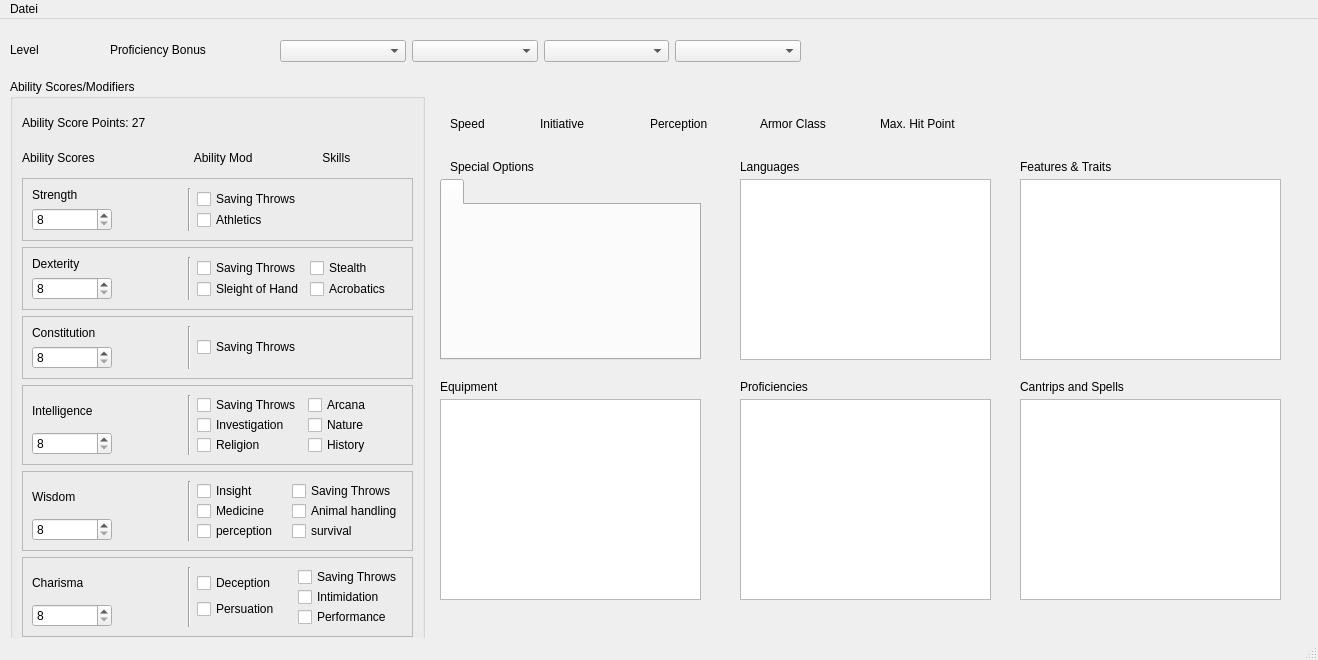
The window that window_main.ui (Tosh007/DnD5_CharCreator) describes before a commit, drawn with Qt 5.
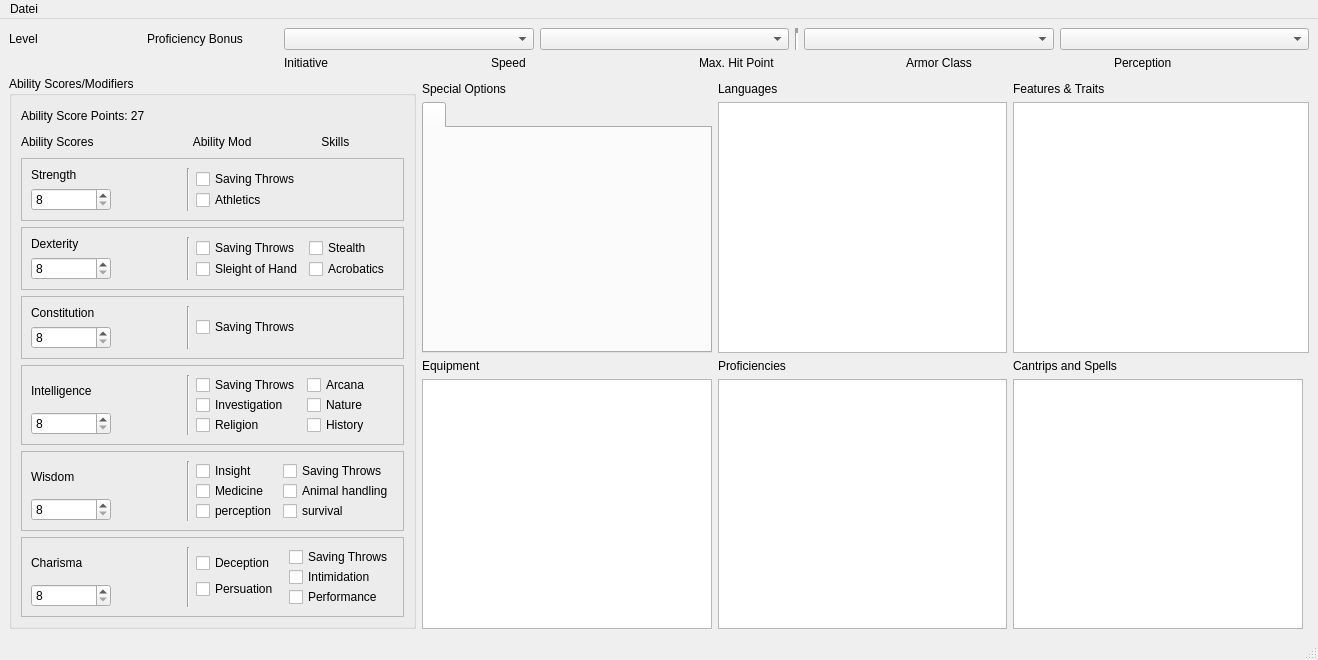
The same window after the commit.

Commit message: (hopefully) at last fixed layout

Diff of the .ui file:
```diff
--- a/window_main.ui
+++ b/window_main.ui
@@ -20,15 +20,91 @@
    <bool>false</bool>
   </property>
   <widget class="QWidget" name="centralwidget">
+   <layout class="QGridLayout" name="gridLayout">
+    <item row="0" column="0">
+     <widget class="QLabel" name="Label_CharLevel">
+      <property name="text">
+       <string>Level</string>
+      </property>
+     </widget>
+    </item>
+    <item row="0" column="1">
+     <widget class="QLabel" name="Label_ProficiencyBonus">
+      <property name="text">
+       <string>Proficiency Bonus</string>
+      </property>
+     </widget>
+    </item>
+    <item row="0" column="2" colspan="2">
+     <layout class="QHBoxLayout" name="horizontalLayout_7">
+      <item>
+       <widget class="QComboBox" name="ComboBox_Class"/>
+      </item>
+      <item>
+       <widget class="QComboBox" name="ComboBox_Subclass"/>
+      </item>
+      <item>
+       <widget class="Line" name="line_7">
+        <property name="lineWidth">
+         <number>5</number>
+        </property>
+        <property name="orientation">
+         <enum>Qt::Vertical</enum>
+        </property>
+       </widget>
+      </item>
+      <item>
+       <widget class="QComboBox" name="ComboBox_Race"/>
+      </item>
+      <item>
+       <widget class="QComboBox" name="ComboBox_Subrace"/>
+      </item>
+     </layout>
+    </item>
+    <item row="1" column="2" colspan="2">
+     <layout class="QHBoxLayout" name="horizontalLayout_8">
+      <property name="spacing">
+       <number>12</number>
+      </property>
+      <item>
+       <widget class="QLabel" name="Label_Initiative">
+        <property name="text">
+         <string>Initiative</string>
+        </property>
+       </widget>
+      </item>
+      <item>
+       <widget class="QLabel" name="Label_Speed">
+        <property name="text">
+         <string>Speed</string>
+        </property>
+       </widget>
+      </item>
+      <item>
+       <widget class="QLabel" name="Label_MaxHP">
+        <property name="text">
+         <string>Max. Hit Point</string>
+        </property>
+       </widget>
+      </item>
+      <item>
+       <widget class="QLabel" name="Label_ArmorClass">
+        <property name="text">
+         <string>Armor Class</string>
+        </property>
+       </widget>
+      </item>
+      <item>
+       <widget class="QLabel" name="Label_Perception">
+        <property name="text">
+         <string>Perception</string>
+        </property>
+       </widget>
+      </item>
+     </layout>
+    </item>
+    <item row="2" column="0" rowspan="2" colspan="3">
    <widget class="QGroupBox" name="AbilityScoreGroup">
-    <property name="geometry">
-     <rect>
-      <x>10</x>
-      <y>60</y>
-      <width>415</width>
-      <height>570</height>
-     </rect>
-    </property>
     <property name="acceptDrops">
      <bool>false</bool>
     </property>
@@ -988,166 +1064,47 @@
     <zorder>Label_AbilityScore</zorder>
     <zorder>label_4</zorder>
    </widget>
-   <widget class="QWidget" name="horizontalLayoutWidget">
-    <property name="geometry">
-     <rect>
-      <x>280</x>
-      <y>20</y>
-      <width>521</width>
-      <height>25</height>
-     </rect>
-    </property>
-    <layout class="QHBoxLayout" name="horizontalLayout_7">
-     <item>
-      <widget class="QComboBox" name="ComboBox_Class"/>
-     </item>
-     <item>
-      <widget class="QComboBox" name="ComboBox_Subclass"/>
-     </item>
-     <item>
-      <widget class="QComboBox" name="ComboBox_Race"/>
-     </item>
-     <item>
-      <widget class="QComboBox" name="ComboBox_Subrace"/>
-     </item>
-    </layout>
-   </widget>
-   <widget class="QLabel" name="Label_ProficiencyBonus">
-    <property name="geometry">
-     <rect>
-      <x>110</x>
-      <y>20</y>
-      <width>161</width>
-      <height>21</height>
-     </rect>
-    </property>
+    </item>
+    <item row="3" column="3">
+     <layout class="QGridLayout" name="gridLayout_2">
+      <item row="3" column="1">
+       <widget class="QTreeWidget" name="treeWidget_proficiencies">
+        <attribute name="headerVisible">
+         <bool>false</bool>
+        </attribute>
+        <column>
     <property name="text">
-     <string>Proficiency Bonus</string>
-    </property>
-   </widget>
-   <widget class="QLabel" name="Label_CharLevel">
-    <property name="geometry">
-     <rect>
-      <x>10</x>
-      <y>20</y>
-      <width>81</width>
-      <height>21</height>
-     </rect>
-    </property>
-    <property name="text">
-     <string>Level</string>
-    </property>
-   </widget>
-   <widget class="QLabel" name="Label_Initiative">
-    <property name="geometry">
-     <rect>
-      <x>540</x>
-      <y>90</y>
-      <width>98</width>
-      <height>29</height>
-     </rect>
-    </property>
-    <property name="text">
-     <string>Initiative</string>
-    </property>
-   </widget>
-   <widget class="QLabel" name="Label_ArmorClass">
-    <property name="geometry">
-     <rect>
-      <x>760</x>
-      <y>90</y>
-      <width>97</width>
-      <height>29</height>
-     </rect>
-    </property>
-    <property name="text">
-     <string>Armor Class</string>
-    </property>
-   </widget>
-   <widget class="QLabel" name="Label_MaxHP">
-    <property name="geometry">
-     <rect>
-      <x>880</x>
-      <y>90</y>
-      <width>131</width>
-      <height>29</height>
-     </rect>
-    </property>
-    <property name="text">
-     <string>Max. Hit Point</string>
-    </property>
-   </widget>
-   <widget class="QLabel" name="Label_Speed">
-    <property name="geometry">
-     <rect>
-      <x>450</x>
-      <y>90</y>
-      <width>98</width>
-      <height>29</height>
-     </rect>
-    </property>
-    <property name="text">
-     <string>Speed</string>
-    </property>
-   </widget>
-   <widget class="QListWidget" name="listWidget_traits">
-    <property name="geometry">
-     <rect>
-      <x>1020</x>
-      <y>160</y>
-      <width>261</width>
-      <height>181</height>
-     </rect>
-    </property>
-   </widget>
+          <string notr="true">1</string>
+         </property>
+        </column>
+       </widget>
+      </item>
+      <item row="0" column="0">
    <widget class="QLabel" name="label">
-    <property name="geometry">
-     <rect>
-      <x>450</x>
-      <y>140</y>
-      <width>99</width>
-      <height>15</height>
-     </rect>
-    </property>
     <property name="text">
      <string>Special Options</string>
     </property>
    </widget>
-   <widget class="QLabel" name="label_2">
-    <property name="geometry">
-     <rect>
-      <x>1020</x>
-      <y>140</y>
-      <width>110</width>
-      <height>15</height>
-     </rect>
-    </property>
+      </item>
+      <item row="0" column="1">
+       <widget class="QLabel" name="label_7">
     <property name="text">
-     <string>Features &amp; Traits</string>
-    </property>
-   </widget>
+         <string>Languages</string>
+        </property>
+       </widget>
+      </item>
+      <item row="2" column="0">
    <widget class="QLabel" name="label_3">
-    <property name="geometry">
-     <rect>
-      <x>440</x>
-      <y>360</y>
-      <width>69</width>
-      <height>15</height>
-     </rect>
-    </property>
     <property name="text">
      <string>Equipment</string>
     </property>
    </widget>
-   <widget class="QTreeWidget" name="treeWidget_proficiencies">
-    <property name="geometry">
-     <rect>
-      <x>740</x>
-      <y>380</y>
-      <width>251</width>
-      <height>201</height>
-     </rect>
-    </property>
+      </item>
+      <item row="3" column="0">
+       <widget class="QListWidget" name="listWidget_inventory"/>
+      </item>
+      <item row="3" column="2">
+       <widget class="QTreeWidget" name="treeWidget_spells">
     <attribute name="headerVisible">
      <bool>false</bool>
     </attribute>
@@ -1157,84 +1114,35 @@
      </property>
     </column>
    </widget>
-   <widget class="QListWidget" name="listWidget_inventory">
-    <property name="geometry">
-     <rect>
-      <x>440</x>
-      <y>380</y>
-      <width>261</width>
-      <height>201</height>
-     </rect>
-    </property>
-   </widget>
+      </item>
+      <item row="1" column="2" colspan="2">
+       <widget class="QListWidget" name="listWidget_traits"/>
+      </item>
+      <item row="2" column="2">
+       <widget class="QLabel" name="label_6">
+        <property name="text">
+         <string>Cantrips and Spells</string>
+        </property>
+       </widget>
+      </item>
+      <item row="2" column="1">
    <widget class="QLabel" name="label_5">
-    <property name="geometry">
-     <rect>
-      <x>740</x>
-      <y>360</y>
-      <width>79</width>
-      <height>15</height>
-     </rect>
-    </property>
     <property name="text">
      <string>Proficiencies</string>
     </property>
    </widget>
+      </item>
+      <item row="1" column="0">
    <widget class="QTabWidget" name="tabWidget_specialProperties">
-    <property name="geometry">
-     <rect>
-      <x>440</x>
-      <y>160</y>
-      <width>261</width>
-      <height>181</height>
-     </rect>
-    </property>
     <widget class="QWidget" name="tab">
      <attribute name="title">
       <string/>
      </attribute>
     </widget>
    </widget>
-   <widget class="QTreeWidget" name="treeWidget_spells">
-    <property name="geometry">
-     <rect>
-      <x>1020</x>
-      <y>380</y>
-      <width>261</width>
-      <height>201</height>
-     </rect>
-    </property>
-    <attribute name="headerVisible">
-     <bool>false</bool>
-    </attribute>
-    <column>
-     <property name="text">
-      <string notr="true">1</string>
-     </property>
-    </column>
-   </widget>
-   <widget class="QLabel" name="label_6">
-    <property name="geometry">
-     <rect>
-      <x>1020</x>
-      <y>360</y>
-      <width>123</width>
-      <height>15</height>
-     </rect>
-    </property>
-    <property name="text">
-     <string>Cantrips and Spells</string>
-    </property>
-   </widget>
+      </item>
+      <item row="1" column="1">
    <widget class="QTreeWidget" name="treeWidget_languages">
-    <property name="geometry">
-     <rect>
-      <x>740</x>
-      <y>160</y>
-      <width>251</width>
-      <height>181</height>
-     </rect>
-    </property>
     <attribute name="headerVisible">
      <bool>false</bool>
     </attribute>
@@ -1244,32 +1152,17 @@
      </property>
     </column>
    </widget>
-   <widget class="QLabel" name="label_7">
-    <property name="geometry">
-     <rect>
-      <x>740</x>
-      <y>140</y>
-      <width>91</width>
-      <height>16</height>
-     </rect>
-    </property>
+      </item>
+      <item row="0" column="2">
+       <widget class="QLabel" name="label_2">
     <property name="text">
-     <string>Languages</string>
-    </property>
-   </widget>
-   <widget class="QLabel" name="Label_Perception">
-    <property name="geometry">
-     <rect>
-      <x>650</x>
-      <y>90</y>
-      <width>98</width>
-      <height>29</height>
-     </rect>
-    </property>
-    <property name="text">
-     <string>Perception</string>
-    </property>
-   </widget>
+         <string>Features &amp; Traits</string>
+        </property>
+       </widget>
+      </item>
+     </layout>
+    </item>
+   </layout>
   </widget>
   <widget class="QMenuBar" name="menubar">
    <property name="geometry">
```
Lines whose indentation alone changed are shown as unchanged. The commit also changes 1 other file.
